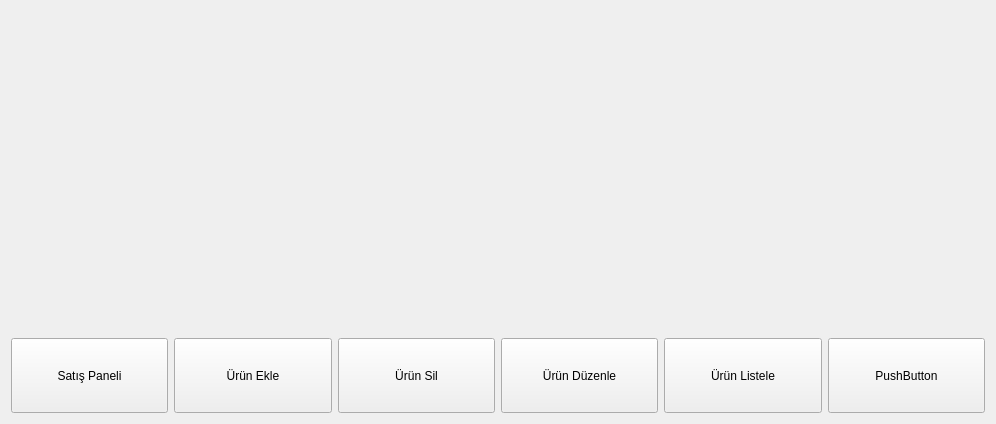
Before: the Qt Designer form ui/mainPage.ui in GOKaraketir/Envanter, drawn with Qt 5.
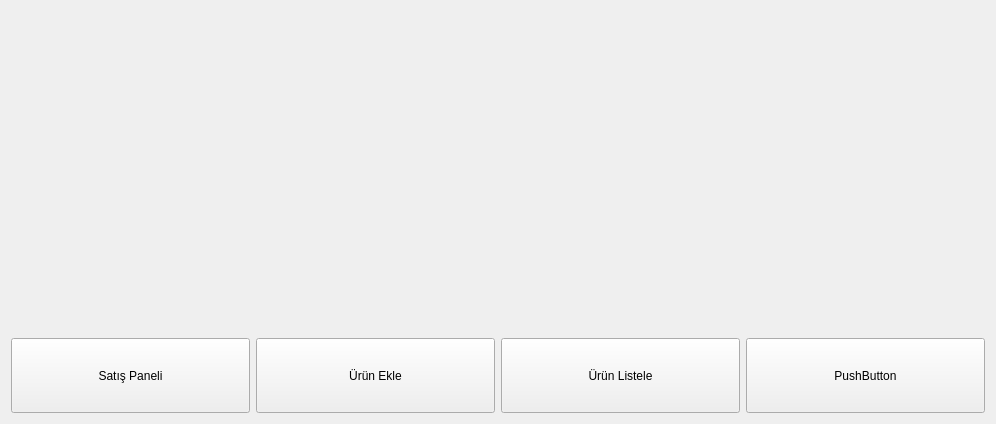
After: the same form once the commit is applied.

The edit to the form file:
```diff
--- a/ui/mainPage.ui
+++ b/ui/mainPage.ui
@@ -55,32 +55,6 @@
        </property>
       </widget>
      </item>
-     <item>
-      <widget class="QPushButton" name="removeProductPushButton">
-       <property name="minimumSize">
-        <size>
-         <width>150</width>
-         <height>75</height>
-        </size>
-       </property>
-       <property name="text">
-        <string>Ürün Sil</string>
-       </property>
-      </widget>
-     </item>
-     <item>
-      <widget class="QPushButton" name="editProductPushButton">
-       <property name="minimumSize">
-        <size>
-         <width>150</width>
-         <height>75</height>
-        </size>
-       </property>
-       <property name="text">
-        <string>Ürün Düzenle</string>
-       </property>
-      </widget>
-     </item>
      <item>
       <widget class="QPushButton" name="listProducts">
        <property name="minimumSize">
```
